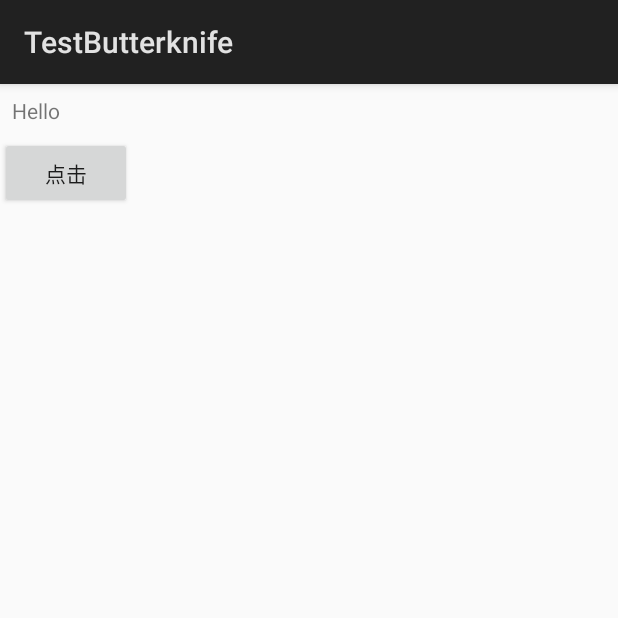
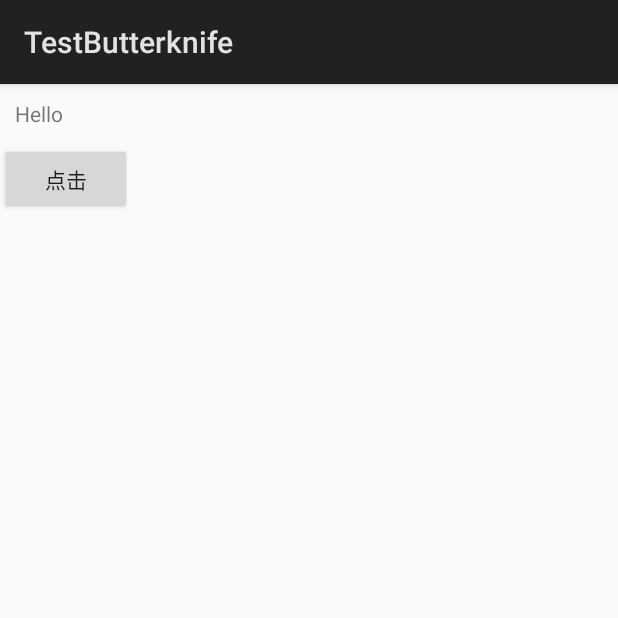
Before and after one commit to piglite/TestButterknife, an Android app: the screen it shows after launch (MainActivity), on a phone screen of 412 x 824 dp, the top half of it. Run offline under Robolectric (Android 15) with nearby library versions, the phone set to English and light mode, and no system bars; our stand-ins replace ButterKnife.

Commit message:
修改了TextView 的内边距

```diff
--- a/app/src/main/res/layout/activity_main.xml
+++ b/app/src/main/res/layout/activity_main.xml
@@ -9,7 +9,7 @@
         android:id="@+id/tv_main"
         android:layout_width="wrap_content"
         android:layout_height="wrap_content"
-        android:padding="8dp"
+        android:padding="10dp"
         />
 
     <Button
```
